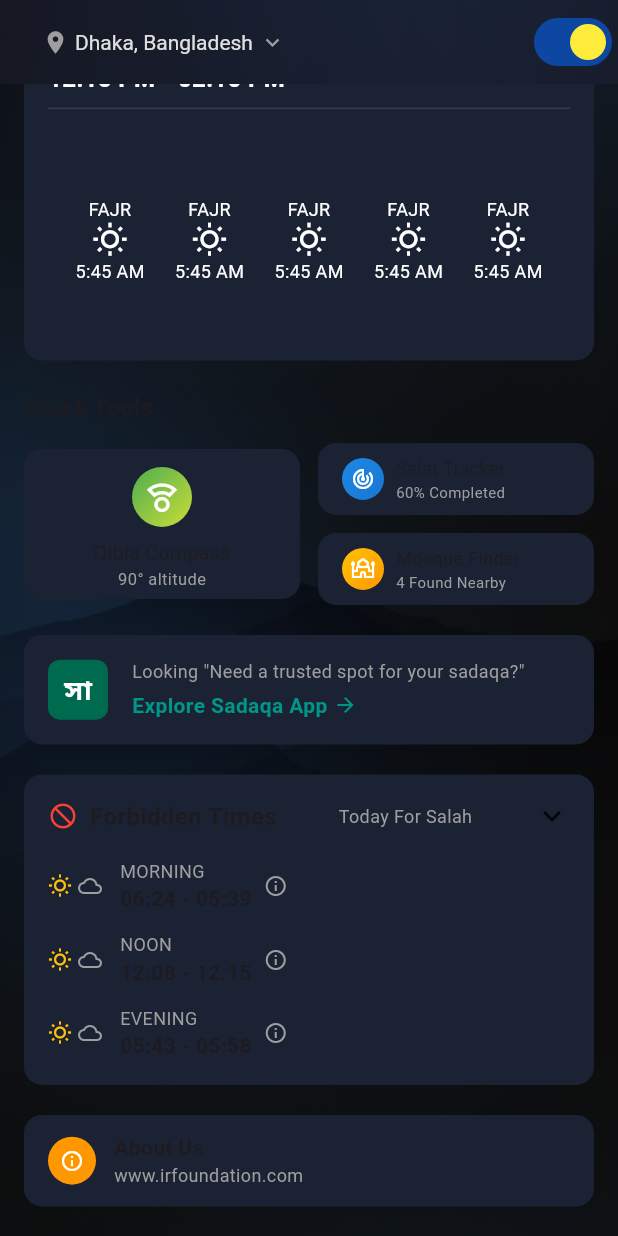
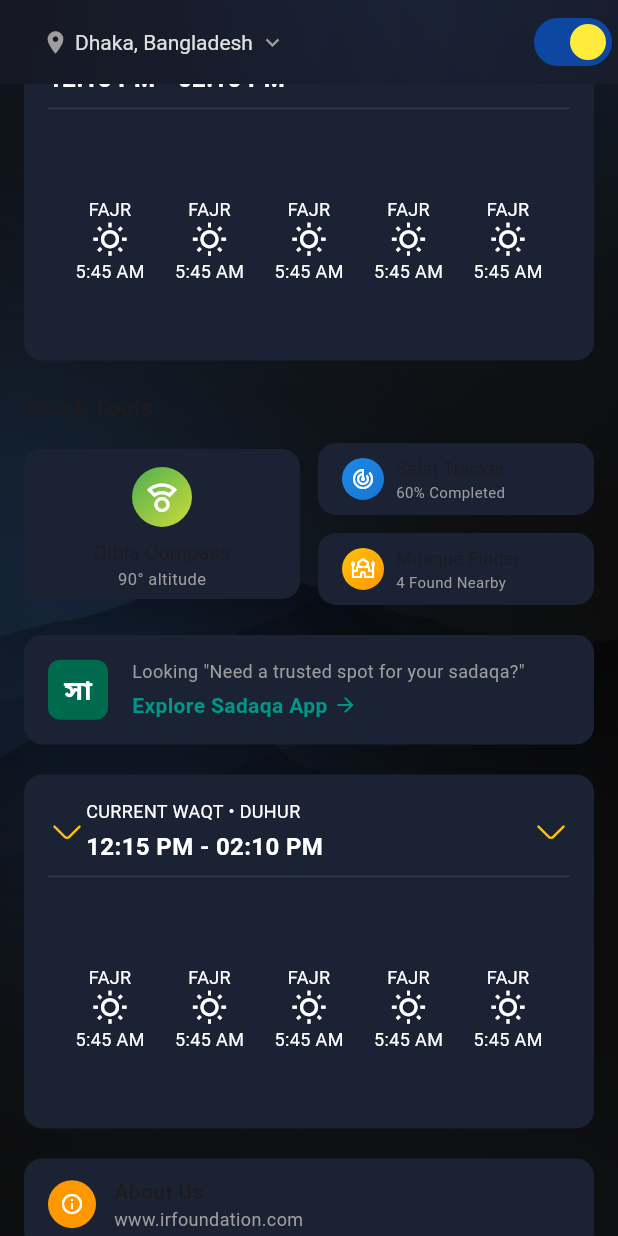
Before and after one commit to Ird-Irfan/salat_waqt, a Flutter app: the screen it shows after launch, scrolled down 531 dp, on a phone screen of 412 x 824 dp. Run offline on Flutter 3.47's test engine with Material 3 defaults, Android fonts, the phone set to English and light mode, and no system bars; our stand-ins replace equatable, flutter_svg, fpdart, get, responsive_sizer.

```diff
--- a/lib/core/constant/app_contant.dart
+++ b/lib/core/constant/app_contant.dart
@@ -4,6 +4,7 @@
   static const String icSahri = 'assets/svgs/ic_suhoor.svg';
   static const String icArrowUp = 'assets/svgs/ic_arrow_up.svg';
   static const String icArrowDown = 'assets/svgs/ic_arrow_down.svg';
+  static const String icForbidden = 'assets/svgs/ic_forbidden.svg';
 
   static const String appBg = 'assets/images/bg_screen.png';
 }
--- /dev/null
+++ b/lib/presentation/home/ui/forbidden_time/forbidden_time.dart
@@ -0,0 +1,254 @@
+import 'package:flutter/material.dart';
+import 'package:salat_waqt/core/constant/app_contant.dart';
+import 'package:salat_waqt/presentation/common/widgets/svg_icons.dart';
+
+class ForbiddenTime extends StatefulWidget {
+  const ForbiddenTime({super.key});
+
+  @override
+  State<ForbiddenTime> createState() => _ForbiddenTimeState();
+}
+
+class _ForbiddenTimeState extends State<ForbiddenTime>
+    with SingleTickerProviderStateMixin {
+  bool isExpanded = false;
+  late AnimationController _animationController;
+  late Animation<double> _heightAnimation;
+
+  @override
+  void initState() {
+    super.initState();
+    _animationController = AnimationController(
+      duration: const Duration(milliseconds: 300),
+      vsync: this,
+    );
+    _heightAnimation = Tween<double>(begin: 236, end: 400).animate(
+      CurvedAnimation(parent: _animationController, curve: Curves.easeInOut),
+    );
+  }
+
+  @override
+  void dispose() {
+    _animationController.dispose();
+    super.dispose();
+  }
+
+  @override
+  Widget build(BuildContext context) {
+    return AnimatedBuilder(
+      animation: _heightAnimation,
+      builder: (context, child) {
+        return Container(
+          height: _heightAnimation.value,
+          padding: const EdgeInsets.all(16),
+          decoration: BoxDecoration(
+            color: const Color(0xFF1A2234),
+            borderRadius: BorderRadius.circular(12),
+          ),
+          child: Column(
+            children: [
+              Row(
+                mainAxisAlignment: MainAxisAlignment.spaceBetween,
+                children: [
+                  SvgIcon(
+                    svgPath: AppConstant.icArrowDown,
+                    color: Colors.amber,
+                    height: 24,
+                    width: 24,
+                  ),
+                  Column(
+                    crossAxisAlignment: CrossAxisAlignment.start,
+                    children: const [
+                      Text(
+                        'CURRENT WAQT • DUHUR',
+                        style: TextStyle(fontSize: 12, color: Colors.white),
+                      ),
+                      SizedBox(height: 4),
+                      Text(
+                        '12:15 PM - 02:10 PM',
+                        style: TextStyle(
+                          fontSize: 16,
+                          fontWeight: FontWeight.bold,
+                          color: Colors.white,
+                        ),
+                      ),
+                    ],
+                  ),
+                  Spacer(),
+                  InkWell(
+                    onTap: () {
+                      setState(() {
+                        isExpanded = !isExpanded;
+                        if (isExpanded) {
+                          _animationController.forward();
+                        } else {
+                          _animationController.reverse();
+                        }
+                      });
+                    },
+                    child: AnimatedRotation(
+                      duration: const Duration(milliseconds: 300),
+                      turns: isExpanded ? 0.5 : 0,
+                      child: SvgIcon(
+                        svgPath: AppConstant.icArrowDown,
+                        color: Colors.amber,
+                        height: 24,
+                        width: 24,
+                      ),
+                    ),
+                  ),
+                ],
+              ),
+              Divider(color: Colors.grey.withOpacity(0.2)),
+              const SizedBox(height: 16),
+              Expanded(
+                child: AnimatedSwitcher(
+                  duration: const Duration(milliseconds: 300),
+                  child: isExpanded ? const ColumnItem() : const RowItem(),
+                ),
+              ),
+            ],
+          ),
+        );
+      },
+    );
+  }
+}
+
+class ColumnItem extends StatelessWidget {
+  const ColumnItem({super.key});
+
+  @override
+  Widget build(BuildContext context) {
+    return SingleChildScrollView(
+      child: Column(
+        children: [
+          _buildPrayerRow(
+            Icons.wb_sunny_outlined,
+            'Fajr',
+            '5:45 AM',
+            Icons.notifications_outlined,
+          ),
+          Padding(
+            padding: const EdgeInsets.symmetric(vertical: 10, horizontal: 4),
+            child: Divider(color: Colors.grey.withOpacity(0.2)),
+          ),
+          _buildPrayerRow(
+            Icons.wb_sunny,
+            'Dhuhr',
+            '12:15 PM',
+            Icons.notifications_outlined,
+          ),
+          Padding(
+            padding: const EdgeInsets.symmetric(vertical: 10, horizontal: 4),
+            child: Divider(color: Colors.grey.withOpacity(0.2)),
+          ),
+          _buildPrayerRow(
+            Icons.wb_sunny,
+            'Asr',
+            '3:45 PM',
+            Icons.notifications_outlined,
+          ),
+          Padding(
+            padding: const EdgeInsets.symmetric(vertical: 10, horizontal: 4),
+            child: Divider(color: Colors.grey.withOpacity(0.2)),
+          ),
+          _buildPrayerRow(
+            Icons.wb_twilight,
+            'Maghrib',
+            '6:15 PM',
+            Icons.notifications_outlined,
+          ),
+          Padding(
+            padding: const EdgeInsets.symmetric(vertical: 10, horizontal: 4),
+            child: Divider(color: Colors.grey.withOpacity(0.2)),
+          ),
+          _buildPrayerRow(
+            Icons.nightlight_round,
+            'Isha',
+            '7:45 PM',
+            Icons.notifications_outlined,
+          ),
+        ],
+      ),
+    );
+  }
+
+  Widget _buildPrayerRow(
+    IconData icon,
+    String prayerName,
+    String time,
+    IconData notificationIcon,
+  ) {
+    return Row(
+      mainAxisAlignment: MainAxisAlignment.spaceEvenly,
+      children: [
+        Icon(icon, color: Colors.amber, size: 20),
+        Text(
+          prayerName,
+          style: const TextStyle(color: Colors.white, fontSize: 12),
+        ),
+        const Spacer(),
+        Text(time, style: const TextStyle(color: Colors.white, fontSize: 12)),
+        Icon(notificationIcon, color: Colors.grey, size: 20),
+      ],
+    );
+  }
+}
+
+class RowItem extends StatelessWidget {
+  const RowItem({super.key});
+
+  @override
+  Widget build(BuildContext context) {
+    return Row(
+      mainAxisAlignment: MainAxisAlignment.spaceEvenly,
+      children: [
+        _buildPrayerTimeItem(
+          name: 'FAJR',
+          time: '5:45 AM',
+          icon: Icons.wb_sunny_outlined,
+        ),
+        _buildPrayerTimeItem(
+          name: 'FAJR',
+          time: '5:45 AM',
+          icon: Icons.wb_sunny_outlined,
+        ),
+        _buildPrayerTimeItem(
+          name: 'FAJR',
+          time: '5:45 AM',
+          icon: Icons.wb_sunny_outlined,
+        ),
+        _buildPrayerTimeItem(
+          name: 'FAJR',
+          time: '5:45 AM',
+          icon: Icons.wb_sunny_outlined,
+        ),
+        _buildPrayerTimeItem(
+          name: 'FAJR',
+          time: '5:45 AM',
+          icon: Icons.wb_sunny_outlined,
+        ),
+      ],
+    );
+  }
+
+  Widget _buildPrayerTimeItem({
+    required String name,
+    required String time,
+    required IconData icon,
+  }) {
+    return SizedBox(
+      width: 50,
+      height: 100,
+      child: Column(
+        mainAxisAlignment: MainAxisAlignment.center,
+        children: [
+          Text(name, style: const TextStyle(fontSize: 12, color: Colors.white)),
+          Icon(icon, color: Colors.white, size: 24),
+          Text(time, style: const TextStyle(fontSize: 12, color: Colors.white)),
+        ],
+      ),
+    );
+  }
+}
--- a/lib/presentation/home/ui/home_page.dart
+++ b/lib/presentation/home/ui/home_page.dart
@@ -4,6 +4,7 @@
 import 'package:salat_waqt/presentation/home/ui/appber/appber_section.dart';
 import 'package:salat_waqt/presentation/home/ui/current_prayer_time/current_prayer_time.dart';
 import 'package:salat_waqt/presentation/home/ui/date_display/date_display.dart';
+import 'package:salat_waqt/presentation/home/ui/forbidden_time/forbidden_time.dart';
 import 'package:salat_waqt/presentation/home/ui/iftaar_timer/iftaar_time_counter.dart';
 import 'package:salat_waqt/presentation/home/ui/sahri_Iftaar_time_section/sahri_iftar_times_section.dart';
 
@@ -54,7 +55,7 @@
                     const SadaqaAppBanner(),
                     const SizedBox(height: 20),
                     // Forbidden Times Section
-                    const ForbiddenTimesSection(),
+                    const ForbiddenTime(),
                     const SizedBox(height: 20),
                     // About Us Footer
                     const AboutUsFooter(),
@@ -69,8 +70,6 @@
     );
   }
 }
-
-
 
 class QuickToolsSection extends StatelessWidget {
   const QuickToolsSection({Key? key}) : super(key: key);
@@ -295,93 +294,6 @@
   }
 }
 
-class ForbiddenTimesSection extends StatelessWidget {
-  const ForbiddenTimesSection({Key? key}) : super(key: key);
-
-  @override
-  Widget build(BuildContext context) {
-    return Container(
-      padding: const EdgeInsets.all(16),
-      decoration: BoxDecoration(
-        color: const Color(0xFF1A2234),
-        borderRadius: BorderRadius.circular(12),
-      ),
-      child: Column(
-        children: [
-          Row(
-            mainAxisAlignment: MainAxisAlignment.spaceBetween,
-            children: [
-              Row(
-                children: const [
-                  Icon(Icons.do_not_disturb, color: Colors.red, size: 20),
-                  SizedBox(width: 8),
-                  Text(
-                    'Forbidden Times',
-                    style: TextStyle(fontSize: 16, fontWeight: FontWeight.bold),
-                  ),
-                ],
-              ),
-              const Text(
-                'Today For Salah',
-                style: TextStyle(fontSize: 12, color: Colors.grey),
-              ),
-              const Icon(Icons.expand_more),
-            ],
-          ),
-          const SizedBox(height: 16),
-          buildForbiddenTimeRow(
-            'MORNING',
-            '06:24 - 05:39',
-            Icons.wb_sunny_outlined,
-          ),
-          const SizedBox(height: 12),
-          buildForbiddenTimeRow(
-            'NOON',
-            '12:08 - 12:15',
-            Icons.wb_sunny_outlined,
-          ),
-          const SizedBox(height: 12),
-          buildForbiddenTimeRow(
-            'EVENING',
-            '05:43 - 05:58',
-            Icons.wb_sunny_outlined,
-          ),
-        ],
-      ),
-    );
-  }
-
-  Widget buildForbiddenTimeRow(String title, String time, IconData icon) {
-    return Row(
-      children: [
-        Row(
-          children: [
-            Icon(icon, size: 16, color: Colors.amber),
-            const SizedBox(width: 4),
-            const Icon(Icons.cloud_outlined, size: 16, color: Colors.grey),
-          ],
-        ),
-        const SizedBox(width: 12),
-        Column(
-          crossAxisAlignment: CrossAxisAlignment.start,
-          children: [
-            Text(
-              title,
-              style: const TextStyle(fontSize: 12, color: Colors.grey),
-            ),
-            Text(
-              time,
-              style: const TextStyle(fontSize: 14, fontWeight: FontWeight.bold),
-            ),
-          ],
-        ),
-        const SizedBox(width: 8),
-        const Icon(Icons.info_outline, size: 16, color: Colors.grey),
-      ],
-    );
-  }
-}
-
 class AboutUsFooter extends StatelessWidget {
   const AboutUsFooter({Key? key}) : super(key: key);
 
```
Also changed, not shown: assets/svgs/ic_forbidden.svg (added).
